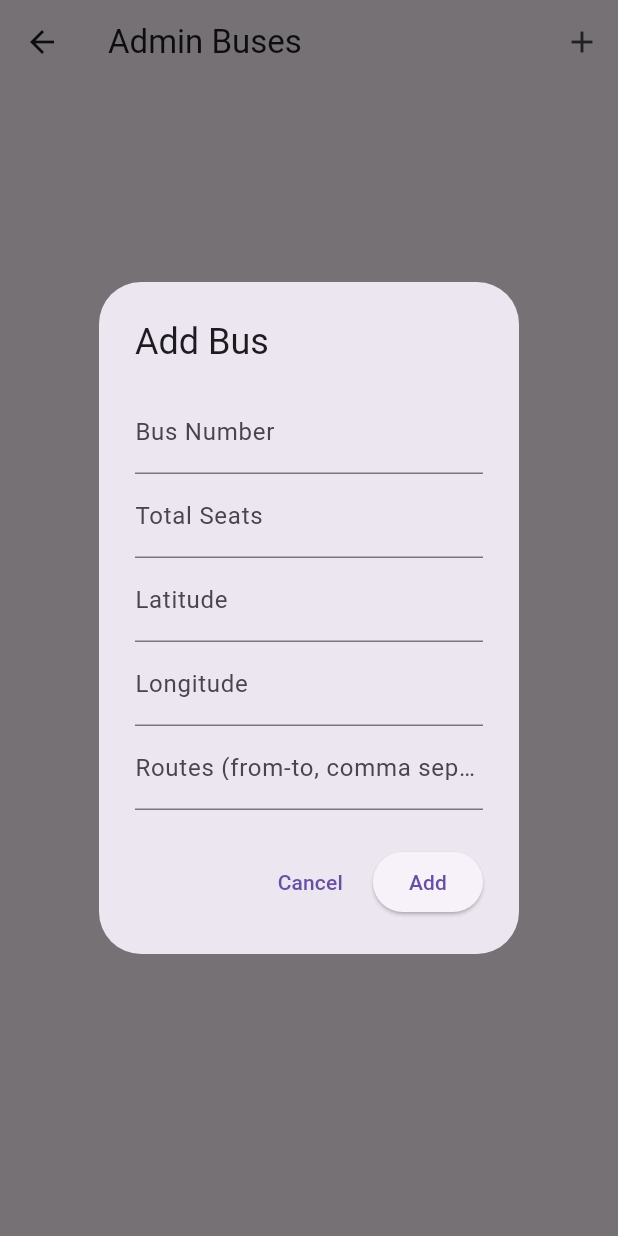
After one commit to shashithmissaka/SL-Transit-User-Mobile-Applicatiion, a Flutter app: the AdminBusesScreen screen opened directly, after a tap on the "add" icon, on a phone screen of 412 x 824 dp. The commit adds this screen. Run offline on Flutter 3.47's test engine with Material 3 defaults, Android fonts, the phone set to English and light mode, and no system bars; our stand-ins replace firebase_auth, firebase_core, firebase_database, firebase_messaging, flutter_local_notifications, geolocator and 2 more; accounts and stored records are empty.

Commit message:
create the admin's dashboard

```diff
--- /dev/null
+++ b/lib/screens/adminBuses.dart
@@ -0,0 +1,159 @@
+import 'package:flutter/material.dart';
+import 'package:firebase_database/firebase_database.dart';
+
+class AdminBusesScreen extends StatefulWidget {
+  const AdminBusesScreen({super.key});
+
+  @override
+  State<AdminBusesScreen> createState() => _AdminBusesScreenState();
+}
+
+class _AdminBusesScreenState extends State<AdminBusesScreen> {
+  final DatabaseReference _busesRef = FirebaseDatabase.instance.ref("buses");
+  Map<String, dynamic> _buses = {};
+
+  @override
+  void initState() {
+    super.initState();
+    _loadBuses();
+  }
+
+  void _loadBuses() {
+    _busesRef.onValue.listen((event) {
+      final data = event.snapshot.value as Map<dynamic, dynamic>? ?? {};
+      setState(() {
+        _buses = Map<String, dynamic>.from(data);
+      });
+    });
+  }
+
+  void _deleteBus(String busId) {
+    _busesRef.child(busId).remove();
+  }
+
+  void _updateBus(String busId, Map<String, dynamic> newData) {
+    _busesRef.child(busId).update(newData);
+  }
+
+  void _addBus(Map<String, dynamic> busData) {
+    final newBusId = _busesRef.push().key!;
+    _busesRef.child(newBusId).set(busData);
+  }
+
+  void _showBusDialog({String? busId, Map<String, dynamic>? busData}) {
+    final busNumberController = TextEditingController(text: busData?['busNumber'] ?? '');
+    final totalSeatsController = TextEditingController(text: busData?['totalSeats']?.toString() ?? '');
+    final latController = TextEditingController(text: busData?['lat']?.toString() ?? '');
+    final lngController = TextEditingController(text: busData?['lng']?.toString() ?? '');
+
+    // Routes as a simple comma-separated "from-to" string
+    final routesController = TextEditingController(
+      text: busData?['routes'] != null
+          ? (busData!['routes'] as List)
+          .map((r) => "${r['from']}-${r['to']}")
+          .join(", ")
+          : '',
+    );
+
+    showDialog(
+      context: context,
+      builder: (_) => AlertDialog(
+        title: Text(busId == null ? "Add Bus" : "Edit Bus"),
+        content: SingleChildScrollView(
+          child: Column(
+            mainAxisSize: MainAxisSize.min,
+            children: [
+              TextField(controller: busNumberController, decoration: const InputDecoration(labelText: "Bus Number")),
+              TextField(controller: totalSeatsController, decoration: const InputDecoration(labelText: "Total Seats"), keyboardType: TextInputType.number),
+              TextField(controller: latController, decoration: const InputDecoration(labelText: "Latitude"), keyboardType: TextInputType.number),
+              TextField(controller: lngController, decoration: const InputDecoration(labelText: "Longitude"), keyboardType: TextInputType.number),
+              TextField(controller: routesController, decoration: const InputDecoration(labelText: "Routes (from-to, comma separated)")),
+            ],
+          ),
+        ),
+        actions: [
+          TextButton(
+            onPressed: () => Navigator.pop(context),
+            child: const Text("Cancel"),
+          ),
+          ElevatedButton(
+            onPressed: () {
+              final routesList = routesController.text.split(",").map((e) {
+                final parts = e.split("-");
+                return {"from": parts[0].trim(), "to": parts[1].trim()};
+              }).toList();
+
+              final newData = {
+                "busNumber": busNumberController.text,
+                "totalSeats": int.tryParse(totalSeatsController.text) ?? 10,
+                "lat": double.tryParse(latController.text) ?? 0.0,
+                "lng": double.tryParse(lngController.text) ?? 0.0,
+                "routes": routesList,
+              };
+
+              if (busId == null) {
+                _addBus(newData);
+              } else {
+                _updateBus(busId, newData);
+              }
+              Navigator.pop(context);
+            },
+            child: Text(busId == null ? "Add" : "Update"),
+          ),
+        ],
+      ),
+    );
+  }
+
+  @override
+  Widget build(BuildContext context) {
+    return Scaffold(
+      appBar: AppBar(
+        title: const Text("Admin Buses"),
+        actions: [
+          IconButton(
+            icon: const Icon(Icons.add),
+            onPressed: () => _showBusDialog(),
+          )
+        ],
+      ),
+      body: _buses.isEmpty
+          ? const Center(child: Text("No buses found"))
+          : ListView.builder(
+        itemCount: _buses.length,
+        itemBuilder: (context, index) {
+          final busId = _buses.keys.elementAt(index);
+          final bus = _buses[busId] as Map<dynamic, dynamic>;
+          final routes = bus['routes'] as List<dynamic>? ?? [];
+
+          return Card(
+            margin: const EdgeInsets.symmetric(horizontal: 8, vertical: 4),
+            child: ListTile(
+              title: Text(bus['busNumber'] ?? ''),
+              subtitle: Column(
+                crossAxisAlignment: CrossAxisAlignment.start,
+                children: [
+                  Text("Seats: ${bus['totalSeats'] ?? 0}"),
+                  Text("Routes: ${routes.map((r) => "${r['from']}→${r['to']}").join(", ")}"),
+                ],
+              ),
+              trailing: Row(
+                mainAxisSize: MainAxisSize.min,
+                children: [
+                  IconButton(
+                    icon: const Icon(Icons.edit, color: Colors.orange),
+                    onPressed: () => _showBusDialog(busId: busId, busData: Map<String, dynamic>.from(bus)),
+                  ),
+                  IconButton(
+                    icon: const Icon(Icons.delete, color: Colors.red),
+                    onPressed: () => _deleteBus(busId),
+                  ),
+                ],
+              ),
+            ),
+          );
+        },
+      ),
+    );
+  }
+}
```
Also changed, not shown: lib/screens/AdminDashboardScreen.dart (+108 -90 lines), lib/screens/adminPayments.dart (added, +121 -0 lines), lib/screens/adminReservations.dart (added, +141 -0 lines), lib/screens/adminUsers.dart (added, +127 -0 lines).
